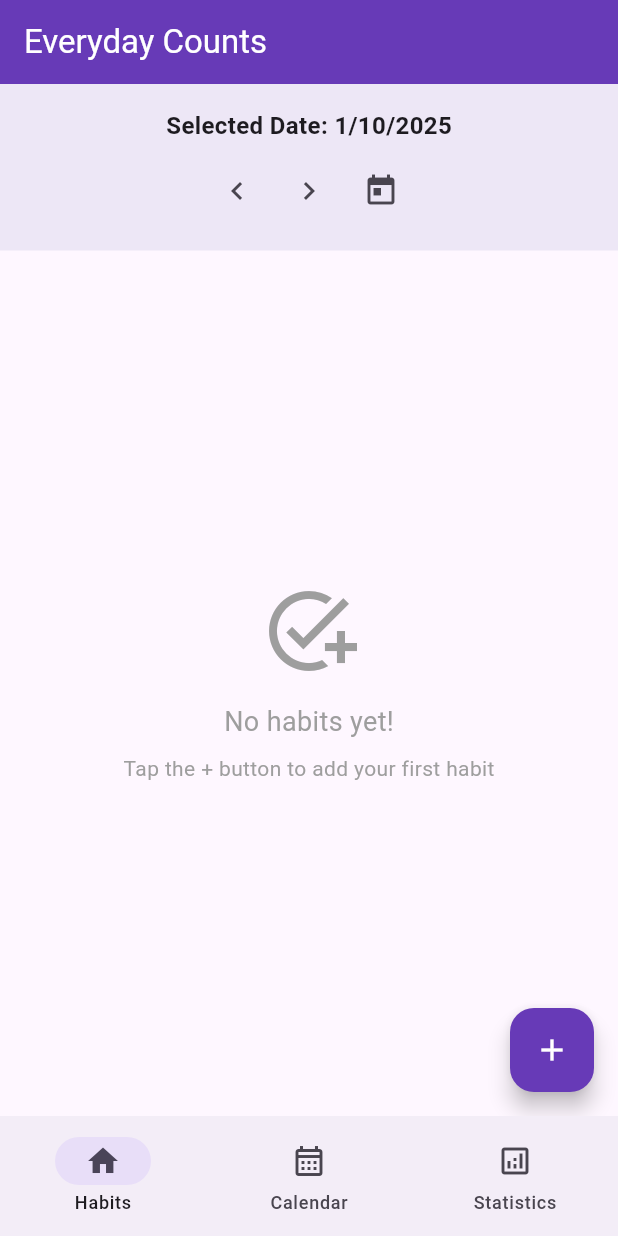
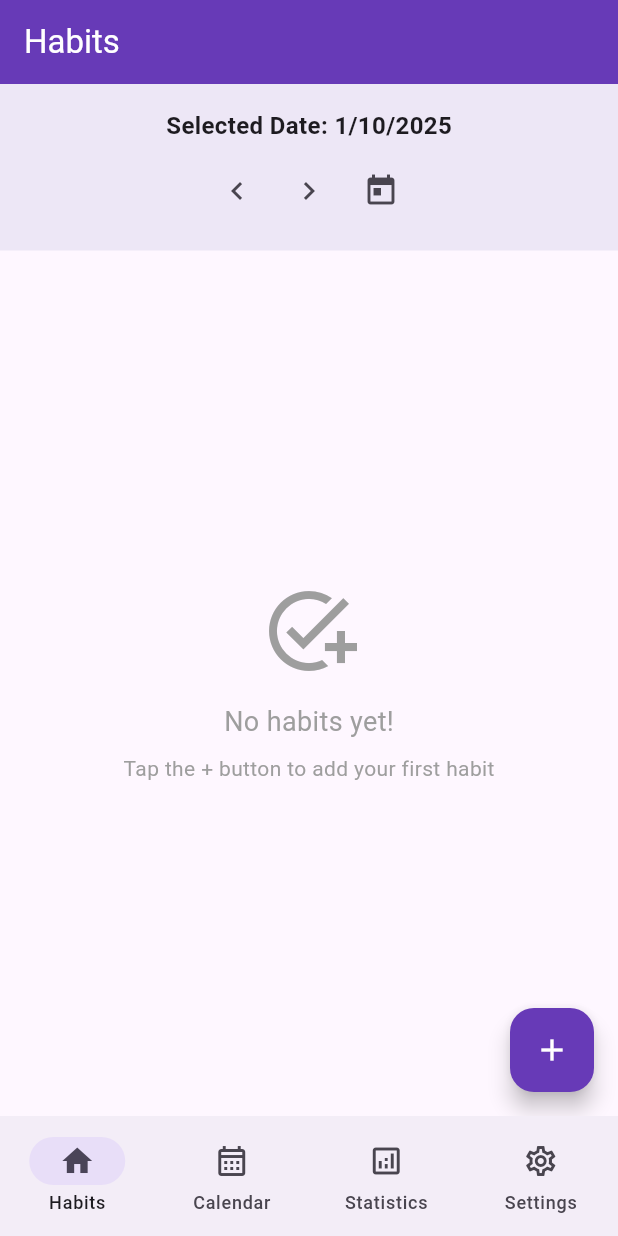
Before and after one commit to benjamin-millot/everyday-counts, a Flutter app: the screen it shows after launch, after a tap on the "chevron left" icon, on a phone screen of 412 x 824 dp. Run offline on Flutter 3.47's test engine with Material 3 defaults, Android fonts, the phone set to English and light mode, and no system bars; our stand-ins replace sqflite, table_calendar; accounts and stored records are empty.

Commit message:
Add Settings page with data reset functionality and update app titles in various screens

```diff
--- a/instructions.txt
+++ b/instructions.txt
@@ -8,3 +8,4 @@ Create an application called Everday Counts in dart and flutter.
 - A global statistics page is also available.
 - The application main target is Android, but it should be compatible with iOS and web. Maitaining responsive design is a must.
 - For the Habit page, the Calendar page and the Statistics, use a NavigationBar.
+- Add a page called Settings. It can be reached from the NavigationBar. There is an option to reset the saved data if the user is sure.
--- a/lib/database/database_helper.dart
+++ b/lib/database/database_helper.dart
@@ -317,4 +317,13 @@ class DatabaseHelper {
 
     return Sqflite.firstIntValue(result) ?? 0;
   }
+
+  // Reset all data (delete all habits and entries)
+  Future<void> resetAllData() async {
+    final db = await database;
+    await db.transaction((txn) async {
+      await txn.delete('habit_entries');
+      await txn.delete('habits');
+    });
+  }
 }
--- a/lib/main.dart
+++ b/lib/main.dart
@@ -11,7 +11,7 @@ class MainApp extends StatelessWidget {
   @override
   Widget build(BuildContext context) {
     return MaterialApp(
-      title: 'Everyday Counts',
+      title: 'Everday Counts',
       theme: ThemeData(
         primarySwatch: Colors.deepPurple,
         useMaterial3: true,
--- a/lib/screens/global_statistics_screen.dart
+++ b/lib/screens/global_statistics_screen.dart
@@ -117,7 +117,7 @@ class _GlobalStatisticsScreenState extends State<GlobalStatisticsScreen> {
 
     return Scaffold(
       appBar: AppBar(
-        title: const Text('Global Statistics'),
+        title: const Text('Statistics'),
         backgroundColor: Colors.deepPurple,
         foregroundColor: Colors.white,
       ),
--- a/lib/screens/home_screen.dart
+++ b/lib/screens/home_screen.dart
@@ -134,7 +134,7 @@ class _HomeScreenState extends State<HomeScreen> {
 
     return Scaffold(
       appBar: AppBar(
-        title: const Text('Everyday Counts'),
+        title: const Text('Habits'),
         backgroundColor: Colors.deepPurple,
         foregroundColor: Colors.white,
       ),
--- a/lib/screens/main_navigation_screen.dart
+++ b/lib/screens/main_navigation_screen.dart
@@ -2,6 +2,7 @@ import 'package:flutter/material.dart';
 import 'home_screen.dart';
 import 'calendar_screen.dart';
 import 'global_statistics_screen.dart';
+import 'settings_screen.dart';
 
 class MainNavigationScreen extends StatefulWidget {
   const MainNavigationScreen({super.key});
@@ -17,6 +18,7 @@ class _MainNavigationScreenState extends State<MainNavigationScreen> {
     const HomeScreen(),
     const CalendarScreen(),
     const GlobalStatisticsScreen(),
+    const SettingsScreen(),
   ];
 
   @override
@@ -49,6 +51,11 @@ class _MainNavigationScreenState extends State<MainNavigationScreen> {
             selectedIcon: Icon(Icons.analytics),
             label: 'Statistics',
           ),
+          NavigationDestination(
+            icon: Icon(Icons.settings_outlined),
+            selectedIcon: Icon(Icons.settings),
+            label: 'Settings',
+          ),
         ],
       ),
     );
--- /dev/null
+++ b/lib/screens/settings_screen.dart
@@ -0,0 +1,320 @@
+import 'package:flutter/material.dart';
+import '../database/database_helper.dart';
+
+class SettingsScreen extends StatefulWidget {
+  const SettingsScreen({super.key});
+
+  @override
+  State<SettingsScreen> createState() => _SettingsScreenState();
+}
+
+class _SettingsScreenState extends State<SettingsScreen> {
+  final DatabaseHelper _dbHelper = DatabaseHelper();
+  bool _isResetting = false;
+
+  Future<void> _resetAllData() async {
+    final confirmed = await showDialog<bool>(
+      context: context,
+      builder: (context) => AlertDialog(
+        title: const Text('Reset All Data'),
+        content: const Text(
+          'Are you sure you want to reset all data? This will delete all habits and their completion history. This action cannot be undone.',
+        ),
+        actions: [
+          TextButton(
+            onPressed: () => Navigator.pop(context, false),
+            child: const Text('Cancel'),
+          ),
+          TextButton(
+            onPressed: () => Navigator.pop(context, true),
+            style: TextButton.styleFrom(
+              foregroundColor: Colors.red,
+            ),
+            child: const Text('Reset All Data'),
+          ),
+        ],
+      ),
+    );
+
+    if (confirmed == true) {
+      setState(() {
+        _isResetting = true;
+      });
+
+      try {
+        await _dbHelper.resetAllData();
+
+        if (mounted) {
+          ScaffoldMessenger.of(context).showSnackBar(
+            const SnackBar(
+              content: Text('All data has been reset successfully'),
+              backgroundColor: Colors.green,
+            ),
+          );
+        }
+      } catch (e) {
+        if (mounted) {
+          ScaffoldMessenger.of(context).showSnackBar(
+            SnackBar(
+              content: Text('Error resetting data: $e'),
+              backgroundColor: Colors.red,
+            ),
+          );
+        }
+      } finally {
+        if (mounted) {
+          setState(() {
+            _isResetting = false;
+          });
+        }
+      }
+    }
+  }
+
+  @override
+  Widget build(BuildContext context) {
+    final screenWidth = MediaQuery.of(context).size.width;
+    final isTablet = screenWidth > 600;
+
+    return Scaffold(
+      appBar: AppBar(
+        title: const Text('Settings'),
+        backgroundColor: Colors.deepPurple,
+        foregroundColor: Colors.white,
+      ),
+      body: Center(
+        child: Container(
+          constraints: isTablet ? const BoxConstraints(maxWidth: 600) : null,
+          child: Padding(
+            padding: const EdgeInsets.all(20.0),
+            child: Column(
+              crossAxisAlignment: CrossAxisAlignment.start,
+              children: [
+
+                // Settings Options
+                Container(
+                  padding: const EdgeInsets.all(24),
+                  decoration: BoxDecoration(
+                    color: Colors.white,
+                    borderRadius: BorderRadius.circular(20),
+                    boxShadow: [
+                      BoxShadow(
+                        color: Colors.grey.withValues(alpha: 0.1),
+                        blurRadius: 10,
+                        offset: const Offset(0, 4),
+                      ),
+                    ],
+                  ),
+                  child: Column(
+                    crossAxisAlignment: CrossAxisAlignment.start,
+                    children: [
+                      Row(
+                        children: [
+                          Container(
+                            padding: const EdgeInsets.all(8),
+                            decoration: BoxDecoration(
+                              color: Colors.red[100],
+                              borderRadius: BorderRadius.circular(12),
+                            ),
+                            child: Icon(
+                              Icons.warning_amber,
+                              color: Colors.red[600],
+                              size: 24,
+                            ),
+                          ),
+                          const SizedBox(width: 12),
+                          const Text(
+                            'Data Management',
+                            style: TextStyle(
+                              fontSize: 20,
+                              fontWeight: FontWeight.bold,
+                              color: Colors.black87,
+                            ),
+                          ),
+                        ],
+                      ),
+                      const SizedBox(height: 20),
+
+                      // Reset Data Section
+                      Container(
+                        padding: const EdgeInsets.all(16),
+                        decoration: BoxDecoration(
+                          color: Colors.red[50],
+                          borderRadius: BorderRadius.circular(12),
+                          border: Border.all(
+                            color: Colors.red[200]!,
+                            width: 1,
+                          ),
+                        ),
+                        child: Column(
+                          crossAxisAlignment: CrossAxisAlignment.start,
+                          children: [
+                            Row(
+                              children: [
+                                Icon(
+                                  Icons.delete_forever,
+                                  color: Colors.red[600],
+                                  size: 24,
+                                ),
+                                const SizedBox(width: 12),
+                                Expanded(
+                                  child: Column(
+                                    crossAxisAlignment: CrossAxisAlignment.start,
+                                    children: [
+                                      Text(
+                                        'Reset All Data',
+                                        style: TextStyle(
+                                          fontSize: 16,
+                                          fontWeight: FontWeight.bold,
+                                          color: Colors.red[700],
+                                        ),
+                                      ),
+                                      const SizedBox(height: 4),
+                                      Text(
+                                        'Delete all habits and completion history',
+                                        style: TextStyle(
+                                          fontSize: 14,
+                                          color: Colors.red[600],
+                                        ),
+                                      ),
+                                    ],
+                                  ),
+                                ),
+                              ],
+                            ),
+                            const SizedBox(height: 16),
+                            SizedBox(
+                              width: double.infinity,
+                              child: ElevatedButton(
+                                onPressed: _isResetting ? null : _resetAllData,
+                                style: ElevatedButton.styleFrom(
+                                  backgroundColor: Colors.red[600],
+                                  foregroundColor: Colors.white,
+                                  padding: const EdgeInsets.symmetric(vertical: 12),
+                                  shape: RoundedRectangleBorder(
+                                    borderRadius: BorderRadius.circular(12),
+                                  ),
+                                ),
+                                child: _isResetting
+                                    ? const Row(
+                                        mainAxisAlignment: MainAxisAlignment.center,
+                                        children: [
+                                          SizedBox(
+                                            width: 20,
+                                            height: 20,
+                                            child: CircularProgressIndicator(
+                                              strokeWidth: 2,
+                                              valueColor: AlwaysStoppedAnimation<Color>(Colors.white),
+                                            ),
+                                          ),
+                                          SizedBox(width: 12),
+                                          Text('Resetting...'),
+                                        ],
+                                      )
+                                    : const Row(
+                                        mainAxisAlignment: MainAxisAlignment.center,
+                                        children: [
+                                          Icon(Icons.delete_forever),
+                                          SizedBox(width: 8),
+                                          Text('Reset All Data'),
+                                        ],
+                                      ),
+                              ),
+                            ),
+                          ],
+                        ),
+                      ),
+                    ],
+                  ),
+                ),
+
+                const SizedBox(height: 24),
+
+                // App Information
+                Container(
+                  padding: const EdgeInsets.all(24),
+                  decoration: BoxDecoration(
+                    color: Colors.white,
+                    borderRadius: BorderRadius.circular(20),
+                    boxShadow: [
+                      BoxShadow(
+                        color: Colors.grey.withValues(alpha: 0.1),
+                        blurRadius: 10,
+                        offset: const Offset(0, 4),
+                      ),
+                    ],
+                  ),
+                  child: Column(
+                    crossAxisAlignment: CrossAxisAlignment.start,
+                    children: [
+                      Row(
+                        children: [
+                          Container(
+                            padding: const EdgeInsets.all(8),
+                            decoration: BoxDecoration(
+                              color: Colors.blue[100],
+                              borderRadius: BorderRadius.circular(12),
+                            ),
+                            child: Icon(
+                              Icons.info,
+                              color: Colors.blue[600],
+                              size: 24,
+                            ),
+                          ),
+                          const SizedBox(width: 12),
+                          const Text(
+                            'App Information',
+                            style: TextStyle(
+                              fontSize: 20,
+                              fontWeight: FontWeight.bold,
+                              color: Colors.black87,
+                            ),
+                          ),
+                        ],
+                      ),
+                      const SizedBox(height: 20),
+
+                      _buildInfoRow('App Name', 'Everday Counts'),
+                      const Divider(),
+                      _buildInfoRow('Version', '1.0.0'),
+                      const Divider(),
+                      _buildInfoRow('Platform', 'Flutter'),
+                      const Divider(),
+                      _buildInfoRow('Target', 'Android, iOS, Web'),
+                    ],
+                  ),
+                ),
+              ],
+            ),
+          ),
+        ),
+      ),
+    );
+  }
+
+  Widget _buildInfoRow(String label, String value) {
+    return Padding(
+      padding: const EdgeInsets.symmetric(vertical: 8),
+      child: Row(
+        mainAxisAlignment: MainAxisAlignment.spaceBetween,
+        children: [
+          Text(
+            label,
+            style: const TextStyle(
+              fontSize: 16,
+              fontWeight: FontWeight.w500,
+              color: Colors.black87,
+            ),
+          ),
+          Text(
+            value,
+            style: TextStyle(
+              fontSize: 16,
+              color: Colors.grey[600],
+            ),
+          ),
+        ],
+      ),
+    );
+  }
+}
```
